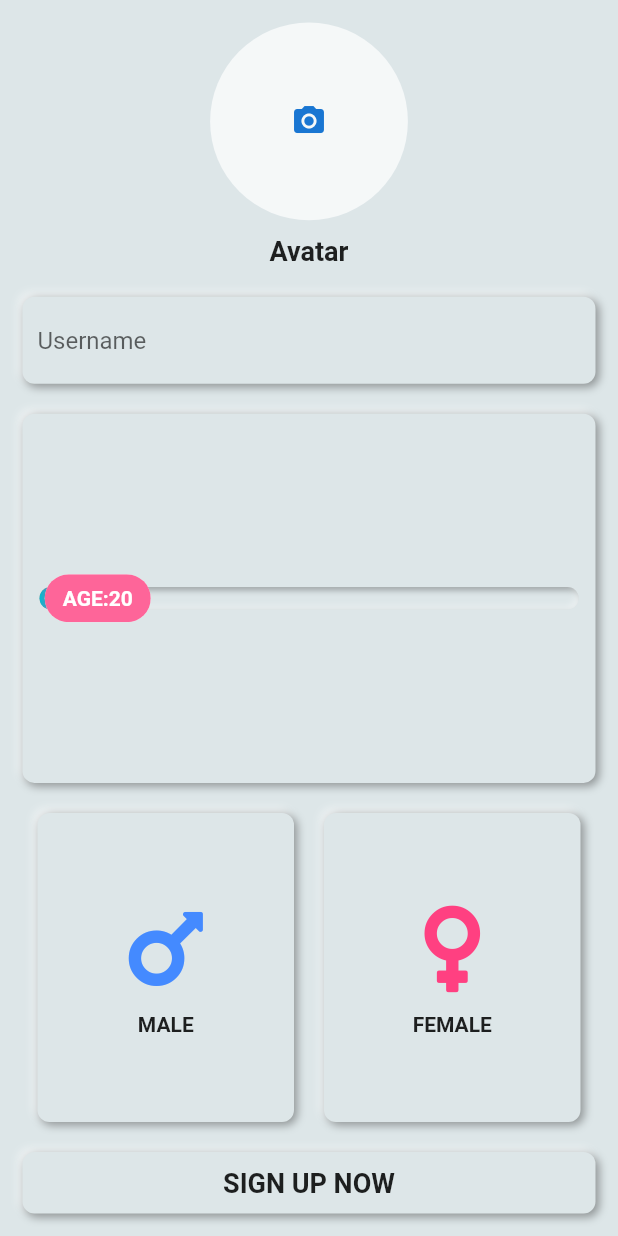
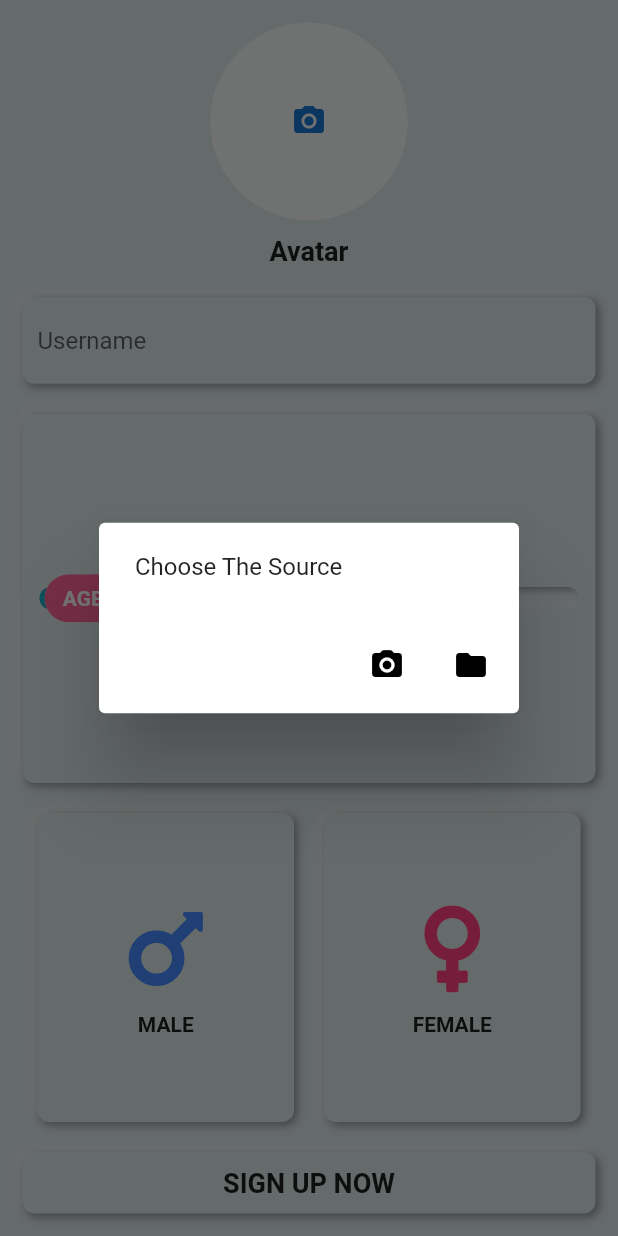
Before and after one commit to AryanKuAg/never_again, a Flutter app: the screen it shows after launch, after a tap on "Guest", after a tap on the "camera alt" icon, on a phone screen of 412 x 824 dp. Run offline on Flutter 3.47's test engine with Material 2 defaults, Android fonts, the phone set to English and light mode, and no system bars; drawn by our look-alikes of flutter_neumorphic; our stand-ins replace avatar_glow, cloud_firestore, firebase_auth, firebase_core, firebase_storage, fl_chart and 3 more; accounts and stored records are empty.

Commit message:
image upload setup complete

```diff
--- a/lib/provider/loginLogic.dart
+++ b/lib/provider/loginLogic.dart
@@ -1,15 +1,33 @@
+import 'dart:io';
+
 import 'package:cloud_firestore/cloud_firestore.dart';
 import 'package:firebase_auth/firebase_auth.dart';
+import 'package:firebase_storage/firebase_storage.dart';
 import 'package:flutter/material.dart';
 import 'package:never_again/tabbar.dart';
 
 class LoginLogic with ChangeNotifier {
   final auth = FirebaseAuth.instance;
   final fireStore = FirebaseFirestore.instance;
+  final fbStorage = FirebaseStorage.instance;
   static void loginAnonymously(
-      {String username, int age, bool isMale, BuildContext ctx}) async {
+      {String username,
+      int age,
+      bool isMale,
+      BuildContext ctx,
+      File myImageFile}) async {
     try {
       final userSignIn = await LoginLogic().auth.signInAnonymously();
+      //according to rule of firebase storage, if user is not authenticated then he/she can't upload their pics.
+      //that's why i first signinanonymously user then i upload file. i hope that work
+      final ref = LoginLogic()
+          .fbStorage
+          .ref()
+          .child('user_image')
+          .child(LoginLogic().auth.currentUser.uid + '.jpg');
+      await ref.putFile(myImageFile).onComplete;
+      final url = await ref.getDownloadURL();
+
       await LoginLogic()
           .fireStore
           .collection('users')
@@ -19,7 +37,8 @@ class LoginLogic with ChangeNotifier {
         'age': age,
         'isMale': isMale,
         'bio': 'My Bio',
-        'masturbation': true
+        'masturbation': true,
+        'userImageUrl': url
       });
       if (userSignIn.user != null) {
         Navigator.of(ctx)
--- a/lib/screens/loginScreen/loginInfoScreen.dart
+++ b/lib/screens/loginScreen/loginInfoScreen.dart
@@ -1,6 +1,9 @@
+import 'dart:io';
+
 import 'package:flutter/material.dart';
 import 'package:flutter_neumorphic/flutter_neumorphic.dart';
 import 'package:font_awesome_flutter/font_awesome_flutter.dart';
+import 'package:image_picker/image_picker.dart';
 import 'package:never_again/provider/loginLogic.dart';
 
 enum Gender {
@@ -14,6 +17,7 @@ class LoginInfoScreen extends StatefulWidget {
 }
 
 class _LoginInfoScreenState extends State<LoginInfoScreen> {
+  File _pickedImage;
   var _isLoading = false;
   double userAge = 20.0;
   Gender selectedGender;
@@ -23,6 +27,24 @@ class _LoginInfoScreenState extends State<LoginInfoScreen> {
   void dispose() {
     textEditingController.dispose();
     super.dispose();
+  }
+
+  void _pickImageCamera() async {
+    final pickedImageFile = await ImagePicker()
+        .getImage(source: ImageSource.camera, imageQuality: 20);
+    setState(() {
+      _pickedImage = File(pickedImageFile.path);
+    });
+    if (Navigator.of(context).canPop()) Navigator.of(context).pop();
+  }
+
+  void _pickImageGallery() async {
+    final pickedImageFile = await ImagePicker()
+        .getImage(source: ImageSource.gallery, imageQuality: 20);
+    setState(() {
+      _pickedImage = File(pickedImageFile.path);
+    });
+    if (Navigator.of(context).canPop()) Navigator.of(context).pop();
   }
 
   @override
@@ -46,8 +68,31 @@ class _LoginInfoScreenState extends State<LoginInfoScreen> {
                         backgroundColor: Colors.white70,
                         radius: mediaQuery.height * 0.08,
                         child: Icon(Icons.camera_alt),
+                        backgroundImage: _pickedImage != null
+                            ? FileImage(_pickedImage)
+                            : null,
                       ),
-                      onTap: () {},
+                      onTap: () {
+                        showDialog(
+                            context: context,
+                            builder: (ctx) => AlertDialog(
+                                  actions: [
+                                    IconButton(
+                                      icon: Icon(
+                                        Icons.camera_alt_rounded,
+                                      ),
+                                      onPressed: _pickImageCamera,
+                                    ),
+                                    IconButton(
+                                      icon: Icon(
+                                        Icons.folder,
+                                      ),
+                                      onPressed: _pickImageGallery,
+                                    )
+                                  ],
+                                  content: Text('Choose The Source'),
+                                ));
+                      },
                     ),
                     SizedBox(
                       height: 10,
@@ -208,7 +253,8 @@ class _LoginInfoScreenState extends State<LoginInfoScreen> {
                         ),
                         onPressed: () {
                           if (textEditingController.text.length > 2 &&
-                              selectedGender != null) {
+                              selectedGender != null &&
+                              _pickedImage != null) {
                             setState(() {
                               _isLoading = true;
                             });
@@ -218,7 +264,8 @@ class _LoginInfoScreenState extends State<LoginInfoScreen> {
                                 isMale: selectedGender == Gender.male
                                     ? true
                                     : false,
-                                ctx: context);
+                                ctx: context,
+                                myImageFile: _pickedImage);
                           } else {
                             showDialog(
                                 context: context,
--- a/lib/screens/profileScreen.dart
+++ b/lib/screens/profileScreen.dart
@@ -7,12 +7,10 @@ import 'package:flutter_neumorphic/flutter_neumorphic.dart';
 
 import 'package:never_again/provider/myUser.dart';
 
-
 import 'package:never_again/screens/editUserProfileScreen.dart';
 import 'package:never_again/widgets/iconNameFunction.dart';
 import 'package:never_again/widgets/myDrawer.dart';
 import 'package:never_again/widgets/neumorphicAppBar.dart';
-
 
 class ProfileScreen extends StatelessWidget {
   final _firestore = FirebaseFirestore.instance;
--- a/pubspec.yaml
+++ b/pubspec.yaml
@@ -38,6 +38,8 @@ dependencies:
   cloud_firestore: ^0.14.1+3
   firebase_auth: ^0.18.1+2
   font_awesome_flutter: ^8.4.0
+  image_picker: ^0.6.7+12
+  firebase_storage: ^4.0.1
 
 dev_dependencies:
   flutter_test:
```
Also changed, not shown: pubspec.lock.
